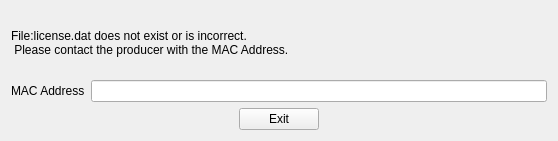
Before: the Qt Designer form smartfMRI/keyconfirm.ui in wuzhuobin/smartfMRI, drawn with Qt 5.
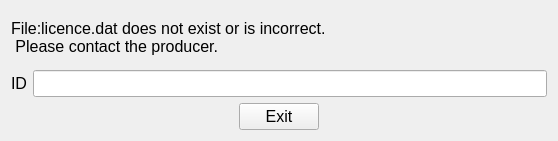
After: the same form once the commit is applied.

```diff
--- a/smartfMRI/keyconfirm.ui
+++ b/smartfMRI/keyconfirm.ui
@@ -18,13 +18,23 @@
     <layout class="QGridLayout" name="gridLayout">
      <item row="0" column="0">
       <widget class="QLabel" name="label">
+       <property name="font">
+        <font>
+         <pointsize>12</pointsize>
+        </font>
+       </property>
        <property name="text">
-        <string>MAC Address</string>
+        <string>ID</string>
        </property>
       </widget>
      </item>
      <item row="0" column="1">
       <widget class="QLineEdit" name="macLineEdit">
+       <property name="font">
+        <font>
+         <pointsize>12</pointsize>
+        </font>
+       </property>
        <property name="readOnly">
         <bool>true</bool>
        </property>
@@ -34,6 +44,11 @@
    </item>
    <item row="2" column="0">
     <spacer name="horizontalSpacer">
+     <property name="font">
+      <font>
+       <pointsize>12</pointsize>
+      </font>
+     </property>
      <property name="orientation">
       <enum>Qt::Horizontal</enum>
      </property>
@@ -47,6 +62,11 @@
    </item>
    <item row="2" column="1">
     <widget class="QPushButton" name="exitPushButton">
+     <property name="font">
+      <font>
+       <pointsize>12</pointsize>
+      </font>
+     </property>
      <property name="text">
       <string>Exit</string>
      </property>
@@ -54,6 +74,11 @@
    </item>
    <item row="2" column="2">
     <spacer name="horizontalSpacer_2">
+     <property name="font">
+      <font>
+       <pointsize>12</pointsize>
+      </font>
+     </property>
      <property name="orientation">
       <enum>Qt::Horizontal</enum>
      </property>
@@ -67,9 +92,14 @@
    </item>
    <item row="0" column="0" colspan="3">
     <widget class="QLabel" name="label_2">
+     <property name="font">
+      <font>
+       <pointsize>12</pointsize>
+      </font>
+     </property>
      <property name="text">
-      <string>File:license.dat does not exist or is incorrect.
- Please contact the producer with the MAC Address.</string>
+      <string>File:licence.dat does not exist or is incorrect.
+ Please contact the producer.</string>
      </property>
     </widget>
    </item>
```
